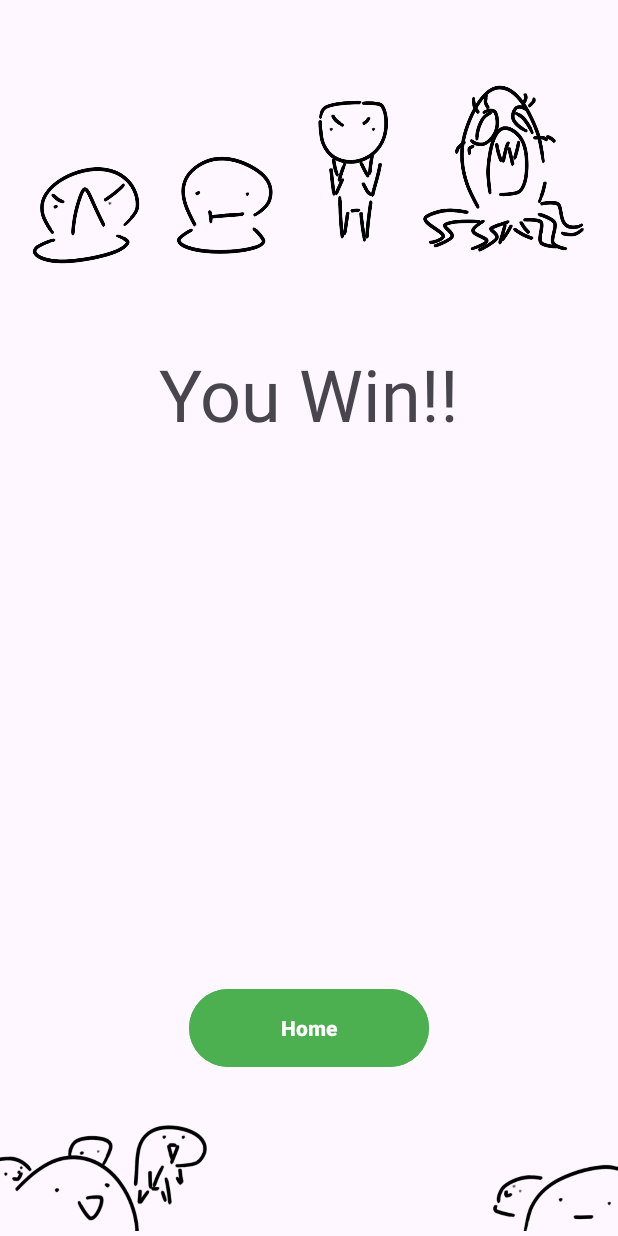
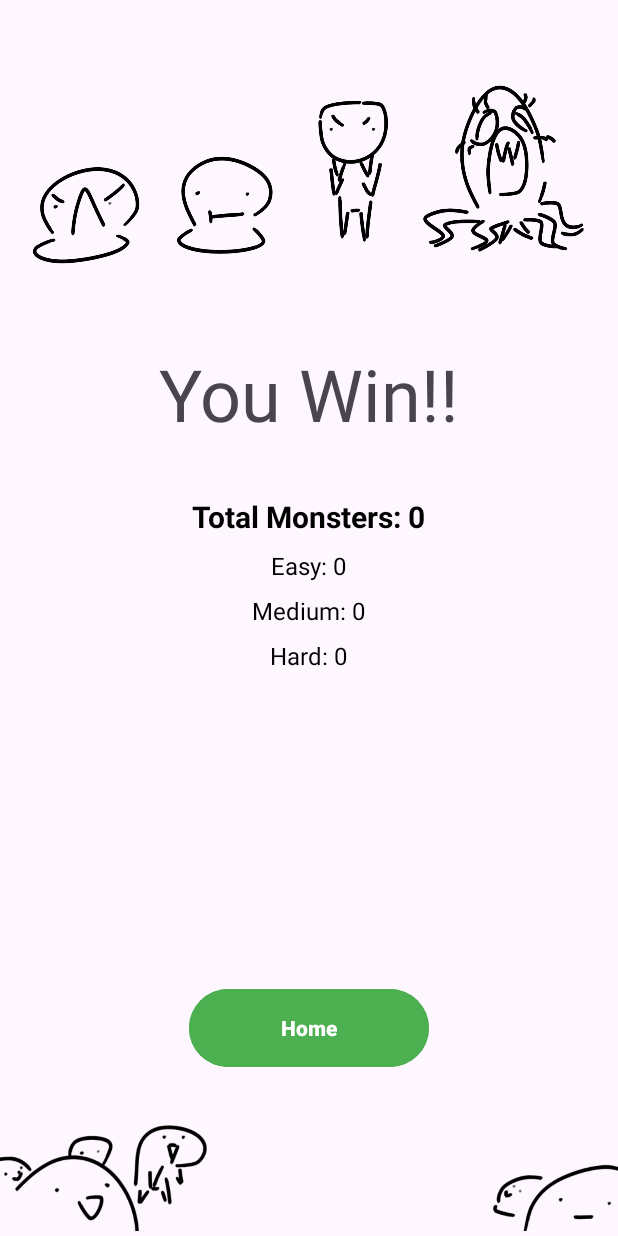
Before and after one commit to UTSA-CS-3443/MonstrousTasks, an Android app: the EndGameActivity screen opened directly, with no data from a screen before it, on a phone screen of 412 x 824 dp. Run offline under Robolectric (Android 15) with nearby library versions, the phone set to English and light mode, and no system bars; 4 statements that could not run were skipped.

Commit message:
End Game stuff

```diff
--- a/app/src/main/java/com/example/monstroustasks/EndGameActivity.java
+++ b/app/src/main/java/com/example/monstroustasks/EndGameActivity.java
@@ -4,21 +4,17 @@ import android.content.Intent;
 import android.os.Bundle;
 import android.view.View;
 import android.widget.Button;
+import android.widget.TextView;
 
-import androidx.activity.EdgeToEdge;
 import androidx.appcompat.app.AppCompatActivity;
-import androidx.core.graphics.Insets;
-import androidx.core.view.ViewCompat;
-import androidx.core.view.WindowInsetsCompat;
 
 public class EndGameActivity extends AppCompatActivity {
-
     @Override
     protected void onCreate(Bundle savedInstanceState) {
-
         super.onCreate(savedInstanceState);
         setContentView(R.layout.activity_end_game);
 
+        // Initialize the Home button
         Button homeButton = findViewById(R.id.home_button);
 
         homeButton.setOnClickListener(new View.OnClickListener() {
@@ -29,5 +25,19 @@ public class EndGameActivity extends AppCompatActivity {
             }
         });
 
+
+        TextView totalMonsters = findViewById(R.id.total_monsters);
+        TextView easyMonsters = findViewById(R.id.easy_monsters);
+        TextView mediumMonsters = findViewById(R.id.medium_monsters);
+        TextView hardMonsters = findViewById(R.id.hard_monsters);
+
+
+
+        easyMonsters.setText("Easy: " + easy);
+        mediumMonsters.setText("Medium: " + medium);
+        hardMonsters.setText("Hard: " + hard);
+
+        int total = easy + medium + hard;
+        totalMonsters.setText("Total Monsters: " + total);
     }
 }
--- a/app/src/main/res/layout/activity_end_game.xml
+++ b/app/src/main/res/layout/activity_end_game.xml
@@ -7,11 +7,13 @@
     android:layout_gravity="center_horizontal"
     xmlns:android="http://schemas.android.com/apk/res/android">
 
+
     <ImageView
         android:layout_width="wrap_content"
         android:layout_height="230dp"
         android:layout_gravity="center"
         android:src="@drawable/credits" />
+
 
     <TextView
         android:id="@+id/text_view_id"
@@ -20,10 +22,67 @@
         android:layout_gravity="center"
         android:textSize="48dp"
         android:text="You Win!!" />
+
+
+    <LinearLayout
+        android:layout_width="match_parent"
+        android:layout_height="wrap_content"
+        android:orientation="vertical"
+        android:layout_gravity="center"
+        android:layout_marginTop="20dp"
+        android:padding="16dp">
+
+
+        <TextView
+            android:id="@+id/total_monsters"
+            android:layout_width="wrap_content"
+            android:layout_height="wrap_content"
+            android:layout_gravity="center"
+            android:text="Total Monsters: 0"
+            android:textSize="20sp"
+            android:textStyle="bold"
+            android:textColor="@color/black" />
+
+
+        <TextView
+            android:id="@+id/easy_monsters"
+            android:layout_width="wrap_content"
+            android:layout_height="wrap_content"
+            android:layout_gravity="center"
+            android:text="Easy: 0"
+            android:textSize="16sp"
+            android:textColor="@color/black"
+            android:layout_marginTop="8dp" />
+
+
+        <TextView
+            android:id="@+id/medium_monsters"
+            android:layout_width="wrap_content"
+            android:layout_height="wrap_content"
+            android:layout_gravity="center"
+            android:text="Medium: 0"
+            android:textSize="16sp"
+            android:textColor="@color/black"
+            android:layout_marginTop="8dp" />
+
+
+        <TextView
+            android:id="@+id/hard_monsters"
+            android:layout_width="wrap_content"
+            android:layout_height="wrap_content"
+            android:layout_gravity="center"
+            android:text="Hard: 0"
+            android:textSize="16sp"
+            android:textColor="@color/black"
+            android:layout_marginTop="8dp" />
+    </LinearLayout>
+
+
     <LinearLayout
         android:layout_width="match_parent"
         android:layout_height="wrap_content"
         android:orientation="vertical">
+
         <RelativeLayout
             android:layout_width="match_parent"
             android:layout_height="match_parent">
@@ -37,6 +96,7 @@
                 android:layout_marginBottom="-1dp"
                 android:src="@drawable/bottom_border" />
 
+
             <Button
                 android:id="@+id/home_button"
                 android:layout_width="160dp"
@@ -45,7 +105,7 @@
                 android:layout_above="@id/bottom_border"
                 android:backgroundTint="#4CAF50"
                 android:text="Home"
-                android:textStyle="bold"/>
+                android:textStyle="bold" />
         </RelativeLayout>
     </LinearLayout>
 </LinearLayout>
```
